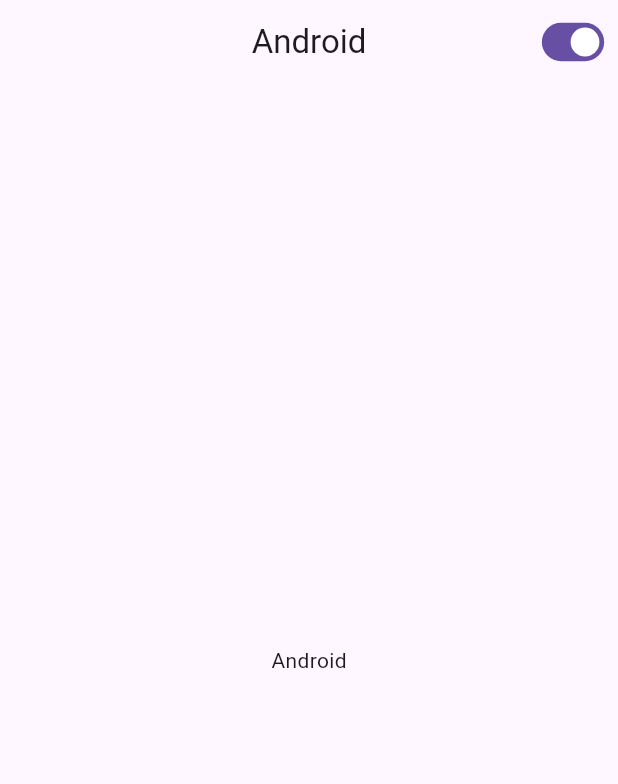
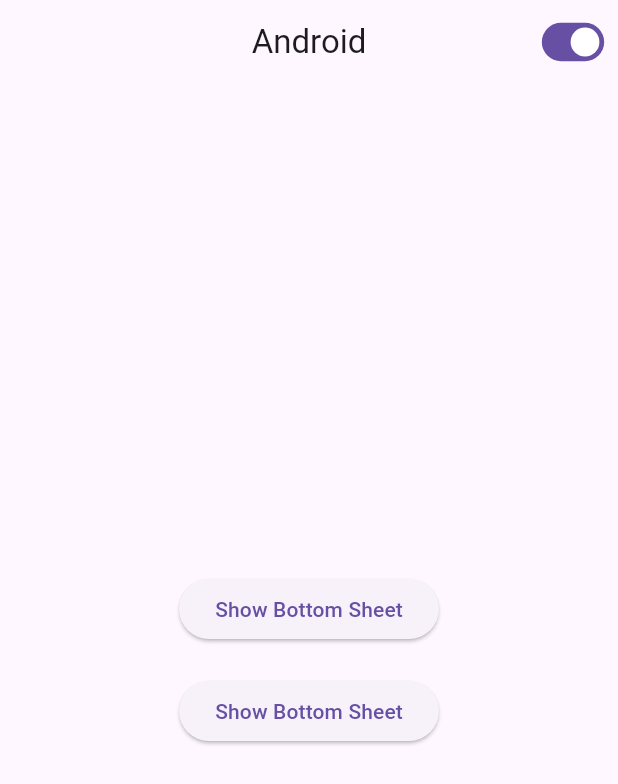
Before and after one commit to Vedpatel28/platform_convertor_app, a Flutter app: the screen it shows after launch, on a phone screen of 412 x 824 dp. Shown: the top 784 px of the screen. Run offline on Flutter 3.47's test engine with Material 2 defaults, Android fonts, the phone set to English and light mode, and no system bars; our stand-ins replace device_preview.

Commit message:
VP | 6/6/23 | # Platform Convertor Start

```diff
--- a/lib/main.dart
+++ b/lib/main.dart
@@ -35,7 +35,7 @@ class MyApp extends StatelessWidget {
               useMaterial3: true,
             ),
             routes: {
-              '/': (context) => const ANhomepage(),
+              '/': (context) => ANhomepage(),
             },
           )
         : CupertinoApp(
--- a/lib/views/Screens/material_home_page.dart
+++ b/lib/views/Screens/material_home_page.dart
@@ -3,11 +3,14 @@ import 'package:platform_convertor_app/controllers/convertor_controller.dart';
 import 'package:provider/provider.dart';
 
 class ANhomepage extends StatelessWidget {
-  const ANhomepage({super.key});
+  ANhomepage({super.key});
+
+  GlobalKey<ScaffoldState> scaffoldkey = GlobalKey<ScaffoldState>();
 
   @override
   Widget build(BuildContext context) {
     return Scaffold(
+      key: scaffoldkey,
       appBar: AppBar(
         title: const Text("Android"),
         centerTitle: true,
@@ -27,10 +30,40 @@ class ANhomepage extends StatelessWidget {
       ),
       body: Center(
         child: Column(
-          children: const [
-            Spacer(),
-            Text("Android"),
-            Spacer(),
+          mainAxisAlignment: MainAxisAlignment.center,
+          children: [
+            ElevatedButton(
+              onPressed: () {
+                scaffoldkey.currentState!.showBottomSheet(
+                  (context) => Container(
+                    height: 200,
+                    decoration: const BoxDecoration(
+                      color: Colors.blueAccent,
+                      borderRadius: BorderRadius.vertical(
+                        top: Radius.circular(20),
+                      ),
+                    ),
+                  ),
+                );
+              },
+              child: const Text("Show Bottom Sheet"),
+            ),
+            const SizedBox(height: 20),
+            ElevatedButton(
+              onPressed: () {
+                showBottomSheet(
+                  context: context,
+
+                  builder: (context) => Container(
+                    height: 200,
+                    decoration: const BoxDecoration(
+                      color: Colors.greenAccent,
+                    ),
+                  ),
+                );
+              },
+              child: const Text("Show Bottom Sheet"),
+            ),
           ],
         ),
       ),
```
